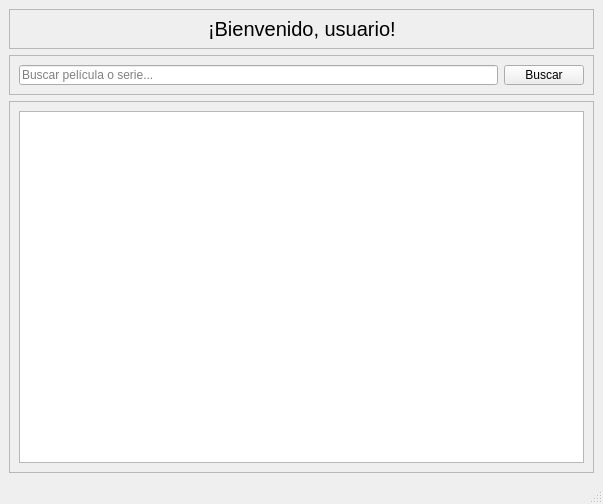
Qt form desktop_client/view/main_window.ui (brunorahu/FilmTrack-Project) before a commit.
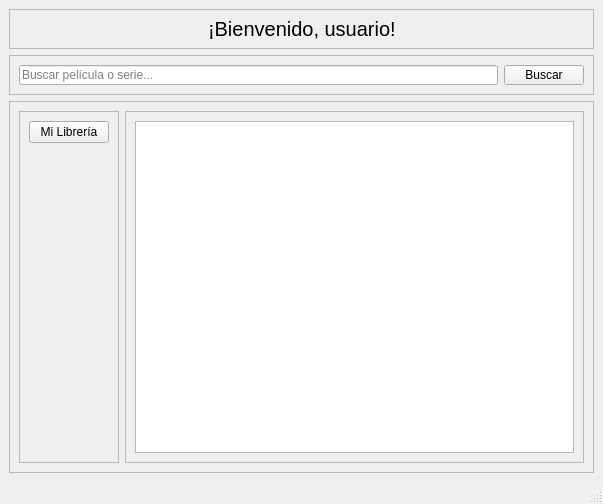
The same form after that commit.

Commit message: feat: Implement 'My Library' view

What changed in the file:
```diff
--- a/desktop_client/view/main_window.ui
+++ b/desktop_client/view/main_window.ui
@@ -117,9 +117,65 @@
       <property name="frameShadow">
        <enum>QFrame::Raised</enum>
       </property>
-      <layout class="QVBoxLayout" name="verticalLayout_2">
+      <layout class="QHBoxLayout" name="horizontalLayout_3">
        <item>
-        <widget class="QListWidget" name="movie_list_widget"/>
+        <widget class="QFrame" name="frame_5">
+         <property name="minimumSize">
+          <size>
+           <width>100</width>
+           <height>0</height>
+          </size>
+         </property>
+         <property name="maximumSize">
+          <size>
+           <width>100</width>
+           <height>16777215</height>
+          </size>
+         </property>
+         <property name="frameShape">
+          <enum>QFrame::StyledPanel</enum>
+         </property>
+         <property name="frameShadow">
+          <enum>QFrame::Raised</enum>
+         </property>
+         <layout class="QVBoxLayout" name="verticalLayout_3">
+          <item>
+           <widget class="QPushButton" name="my_library_button">
+            <property name="text">
+             <string>Mi Librería</string>
+            </property>
+           </widget>
+          </item>
+          <item>
+           <spacer name="verticalSpacer">
+            <property name="orientation">
+             <enum>Qt::Vertical</enum>
+            </property>
+            <property name="sizeHint" stdset="0">
+             <size>
+              <width>20</width>
+              <height>279</height>
+             </size>
+            </property>
+           </spacer>
+          </item>
+         </layout>
+        </widget>
+       </item>
+       <item>
+        <widget class="QFrame" name="frame_4">
+         <property name="frameShape">
+          <enum>QFrame::StyledPanel</enum>
+         </property>
+         <property name="frameShadow">
+          <enum>QFrame::Raised</enum>
+         </property>
+         <layout class="QVBoxLayout" name="verticalLayout_2">
+          <item>
+           <widget class="QListWidget" name="movie_list_widget"/>
+          </item>
+         </layout>
+        </widget>
        </item>
       </layout>
      </widget>
```
The commit also changes 5 other files.
